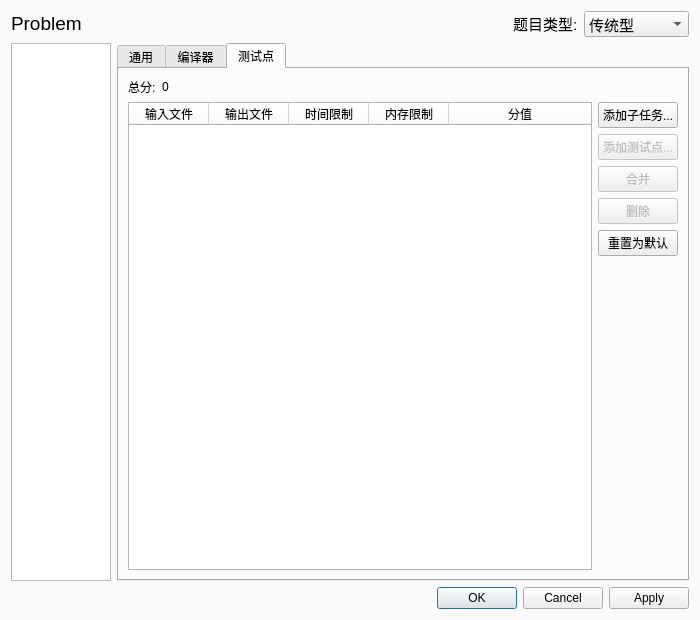
The window that src/forms/advancedconfiguredialog.ui (sxyzccr/CCR-Plus) describes before a commit, drawn with Qt 5.
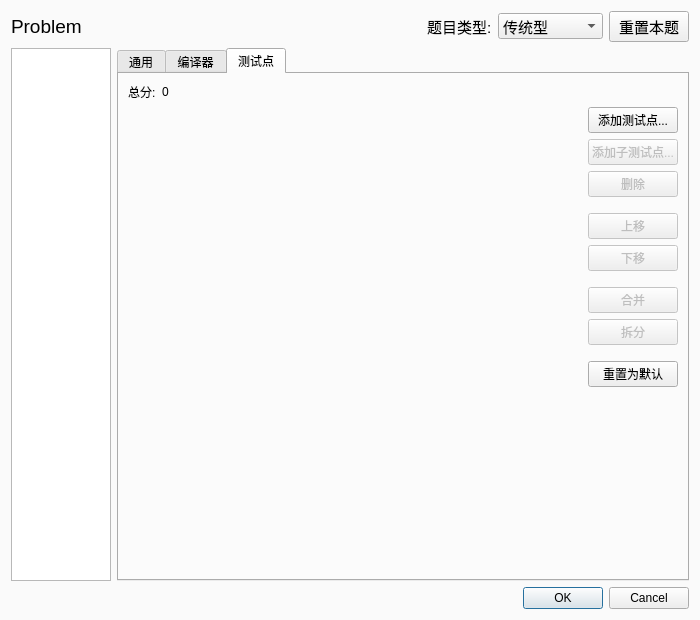
The same window after the commit. The open tabs and pages were chosen to show the change.

Commit message: Implement merge and split TestCases

```diff
--- a/src/forms/advancedconfiguredialog.ui
+++ b/src/forms/advancedconfiguredialog.ui
@@ -26,67 +26,6 @@
 }</string>
   </property>
   <layout class="QGridLayout" name="gridLayout">
-   <item row="0" column="0" colspan="2">
-    <widget class="QLabel" name="label_problem">
-     <property name="sizePolicy">
-      <sizepolicy hsizetype="Preferred" vsizetype="Fixed">
-       <horstretch>0</horstretch>
-       <verstretch>0</verstretch>
-      </sizepolicy>
-     </property>
-     <property name="font">
-      <font>
-       <pointsize>14</pointsize>
-      </font>
-     </property>
-     <property name="text">
-      <string>Problem</string>
-     </property>
-    </widget>
-   </item>
-   <item row="0" column="3">
-    <widget class="QComboBox" name="comboBox_type">
-     <property name="sizePolicy">
-      <sizepolicy hsizetype="Fixed" vsizetype="Fixed">
-       <horstretch>0</horstretch>
-       <verstretch>0</verstretch>
-      </sizepolicy>
-     </property>
-     <property name="font">
-      <font>
-       <pointsize>11</pointsize>
-      </font>
-     </property>
-     <item>
-      <property name="text">
-       <string>传统型</string>
-      </property>
-     </item>
-     <item>
-      <property name="text">
-       <string>提交答案型</string>
-      </property>
-     </item>
-    </widget>
-   </item>
-   <item row="0" column="2">
-    <widget class="QLabel" name="label_0">
-     <property name="sizePolicy">
-      <sizepolicy hsizetype="Fixed" vsizetype="Fixed">
-       <horstretch>0</horstretch>
-       <verstretch>0</verstretch>
-      </sizepolicy>
-     </property>
-     <property name="font">
-      <font>
-       <pointsize>11</pointsize>
-      </font>
-     </property>
-     <property name="text">
-      <string>题目类型:</string>
-     </property>
-    </widget>
-   </item>
    <item row="1" column="0">
     <widget class="QListWidget" name="listWidget">
      <property name="sizePolicy">
@@ -123,14 +62,87 @@
      </property>
     </widget>
    </item>
-   <item row="2" column="0" colspan="4">
+   <item row="2" column="0" colspan="8">
     <widget class="QDialogButtonBox" name="buttonBox">
      <property name="standardButtons">
-      <set>QDialogButtonBox::Apply|QDialogButtonBox::Cancel|QDialogButtonBox::Ok</set>
+      <set>QDialogButtonBox::Cancel|QDialogButtonBox::Ok</set>
      </property>
     </widget>
    </item>
-   <item row="1" column="1" colspan="3">
+   <item row="0" column="5">
+    <widget class="QLabel" name="label_0">
+     <property name="sizePolicy">
+      <sizepolicy hsizetype="Fixed" vsizetype="Preferred">
+       <horstretch>0</horstretch>
+       <verstretch>0</verstretch>
+      </sizepolicy>
+     </property>
+     <property name="font">
+      <font>
+       <pointsize>11</pointsize>
+      </font>
+     </property>
+     <property name="text">
+      <string>题目类型:</string>
+     </property>
+    </widget>
+   </item>
+   <item row="0" column="7">
+    <widget class="QPushButton" name="pushButton">
+     <property name="sizePolicy">
+      <sizepolicy hsizetype="Fixed" vsizetype="Fixed">
+       <horstretch>0</horstretch>
+       <verstretch>0</verstretch>
+      </sizepolicy>
+     </property>
+     <property name="font">
+      <font>
+       <pointsize>11</pointsize>
+      </font>
+     </property>
+     <property name="text">
+      <string>重置本题</string>
+     </property>
+    </widget>
+   </item>
+   <item row="0" column="6">
+    <widget class="QComboBox" name="comboBox_type">
+     <property name="sizePolicy">
+      <sizepolicy hsizetype="Fixed" vsizetype="Fixed">
+       <horstretch>0</horstretch>
+       <verstretch>0</verstretch>
+      </sizepolicy>
+     </property>
+     <property name="font">
+      <font>
+       <pointsize>11</pointsize>
+      </font>
+     </property>
+     <item>
+      <property name="text">
+       <string>传统型</string>
+      </property>
+     </item>
+     <item>
+      <property name="text">
+       <string>提交答案型</string>
+      </property>
+     </item>
+    </widget>
+   </item>
+   <item row="0" column="0" colspan="5">
+    <widget class="QLabel" name="label_problem">
+     <property name="font">
+      <font>
+       <pointsize>14</pointsize>
+      </font>
+     </property>
+     <property name="text">
+      <string>Problem</string>
+     </property>
+    </widget>
+   </item>
+   <item row="1" column="1" colspan="7">
     <widget class="QTabWidget" name="tabWidget">
      <property name="minimumSize">
       <size>
@@ -535,154 +547,80 @@
       <attribute name="title">
        <string>测试点</string>
       </attribute>
-      <layout class="QGridLayout" name="gridLayout_2">
-       <item row="5" column="6">
+      <layout class="QGridLayout" name="gridLayout_testCase">
+       <item row="11" column="2">
         <widget class="QPushButton" name="pushButton_resetTestCase">
-         <property name="sizePolicy">
-          <sizepolicy hsizetype="Fixed" vsizetype="Fixed">
-           <horstretch>0</horstretch>
-           <verstretch>0</verstretch>
-          </sizepolicy>
-         </property>
          <property name="text">
           <string>重置为默认</string>
          </property>
         </widget>
        </item>
-       <item row="1" column="4" rowspan="8" colspan="2">
-        <widget class="QTableWidget" name="tableWidget_testCase">
-         <property name="styleSheet">
-          <string notr="true">QHeaderView
-{
-background:#FFFFFF;
-}</string>
+       <item row="9" column="2">
+        <widget class="QPushButton" name="pushButton_split">
+         <property name="enabled">
+          <bool>false</bool>
          </property>
-         <property name="editTriggers">
-          <set>QAbstractItemView::NoEditTriggers</set>
+         <property name="text">
+          <string>拆分</string>
          </property>
-         <property name="alternatingRowColors">
-          <bool>true</bool>
+        </widget>
+       </item>
+       <item row="3" column="2">
+        <widget class="QPushButton" name="pushButton_removeTestCase">
+         <property name="enabled">
+          <bool>false</bool>
          </property>
-         <property name="selectionMode">
-          <enum>QAbstractItemView::ContiguousSelection</enum>
+         <property name="text">
+          <string>删除</string>
          </property>
-         <property name="selectionBehavior">
-          <enum>QAbstractItemView::SelectRows</enum>
+        </widget>
+       </item>
+       <item row="1" column="0" rowspan="12" colspan="2">
+        <widget class="QWidget" name="widget_empty" native="true"/>
+       </item>
+       <item row="10" column="2">
+        <spacer name="verticalSpacer_5">
+         <property name="orientation">
+          <enum>Qt::Vertical</enum>
          </property>
-         <property name="horizontalScrollMode">
-          <enum>QAbstractItemView::ScrollPerPixel</enum>
+         <property name="sizeType">
+          <enum>QSizePolicy::Fixed</enum>
          </property>
-         <attribute name="horizontalHeaderDefaultSectionSize">
-          <number>80</number>
-         </attribute>
-         <attribute name="horizontalHeaderHighlightSections">
-          <bool>false</bool>
-         </attribute>
-         <attribute name="horizontalHeaderMinimumSectionSize">
-          <number>80</number>
-         </attribute>
-         <attribute name="horizontalHeaderStretchLastSection">
-          <bool>true</bool>
-         </attribute>
-         <attribute name="verticalHeaderDefaultSectionSize">
-          <number>22</number>
-         </attribute>
-         <attribute name="verticalHeaderHighlightSections">
-          <bool>false</bool>
-         </attribute>
-         <attribute name="verticalHeaderMinimumSectionSize">
-          <number>22</number>
-         </attribute>
-         <column>
-          <property name="text">
-           <string>输入文件</string>
-          </property>
-         </column>
-         <column>
-          <property name="text">
-           <string>输出文件</string>
-          </property>
-         </column>
-         <column>
-          <property name="text">
-           <string>时间限制</string>
-          </property>
-         </column>
-         <column>
-          <property name="text">
-           <string>内存限制</string>
-          </property>
-         </column>
-         <column>
-          <property name="text">
-           <string>分值</string>
-          </property>
-         </column>
-        </widget>
+         <property name="sizeHint" stdset="0">
+          <size>
+           <width>20</width>
+           <height>10</height>
+          </size>
+         </property>
+        </spacer>
        </item>
-       <item row="6" column="6" rowspan="3">
-        <spacer name="verticalSpacer_3">
+       <item row="7" column="2">
+        <spacer name="verticalSpacer_4">
          <property name="orientation">
           <enum>Qt::Vertical</enum>
          </property>
+         <property name="sizeType">
+          <enum>QSizePolicy::Fixed</enum>
+         </property>
          <property name="sizeHint" stdset="0">
           <size>
            <width>20</width>
-           <height>284</height>
+           <height>10</height>
           </size>
          </property>
         </spacer>
        </item>
-       <item row="0" column="4">
+       <item row="0" column="0">
         <widget class="QLabel" name="label_31">
          <property name="text">
           <string>总分:</string>
          </property>
         </widget>
        </item>
-       <item row="2" column="6">
-        <widget class="QPushButton" name="pushButton_addTestCase">
-         <property name="enabled">
-          <bool>false</bool>
-         </property>
-         <property name="text">
-          <string>添加测试点...</string>
-         </property>
-        </widget>
-       </item>
-       <item row="4" column="6">
-        <widget class="QPushButton" name="pushButton_removeTestCase">
-         <property name="enabled">
-          <bool>false</bool>
-         </property>
-         <property name="sizePolicy">
-          <sizepolicy hsizetype="Fixed" vsizetype="Fixed">
-           <horstretch>0</horstretch>
-           <verstretch>0</verstretch>
-          </sizepolicy>
-         </property>
-         <property name="text">
-          <string>删除</string>
-         </property>
-        </widget>
-       </item>
-       <item row="1" column="6">
-        <widget class="QPushButton" name="pushButton_addSubtask">
-         <property name="sizePolicy">
-          <sizepolicy hsizetype="Fixed" vsizetype="Fixed">
-           <horstretch>0</horstretch>
-           <verstretch>0</verstretch>
-          </sizepolicy>
-         </property>
-         <property name="text">
-          <string>添加子任务...</string>
-         </property>
-        </widget>
-       </item>
-       <item row="0" column="5">
+       <item row="0" column="1">
         <widget class="QLabel" name="label_score">
          <property name="sizePolicy">
-          <sizepolicy hsizetype="Expanding" vsizetype="Fixed">
+          <sizepolicy hsizetype="Expanding" vsizetype="Preferred">
            <horstretch>0</horstretch>
            <verstretch>0</verstretch>
           </sizepolicy>
@@ -692,7 +630,53 @@
          </property>
         </widget>
        </item>
-       <item row="3" column="6">
+       <item row="4" column="2">
+        <spacer name="verticalSpacer_3">
+         <property name="orientation">
+          <enum>Qt::Vertical</enum>
+         </property>
+         <property name="sizeType">
+          <enum>QSizePolicy::Fixed</enum>
+         </property>
+         <property name="sizeHint" stdset="0">
+          <size>
+           <width>20</width>
+           <height>10</height>
+          </size>
+         </property>
+        </spacer>
+       </item>
+       <item row="5" column="2">
+        <widget class="QPushButton" name="pushButton_up">
+         <property name="enabled">
+          <bool>false</bool>
+         </property>
+         <property name="text">
+          <string>上移</string>
+         </property>
+        </widget>
+       </item>
+       <item row="6" column="2">
+        <widget class="QPushButton" name="pushButton_down">
+         <property name="enabled">
+          <bool>false</bool>
+         </property>
+         <property name="text">
+          <string>下移</string>
+         </property>
+        </widget>
+       </item>
+       <item row="2" column="2">
+        <widget class="QPushButton" name="pushButton_addSubTestCase">
+         <property name="enabled">
+          <bool>false</bool>
+         </property>
+         <property name="text">
+          <string>添加子测试点...</string>
+         </property>
+        </widget>
+       </item>
+       <item row="8" column="2">
         <widget class="QPushButton" name="pushButton_merge">
          <property name="enabled">
           <bool>false</bool>
@@ -702,6 +686,26 @@
          </property>
         </widget>
        </item>
+       <item row="1" column="2">
+        <widget class="QPushButton" name="pushButton_addTestCase">
+         <property name="text">
+          <string>添加测试点...</string>
+         </property>
+        </widget>
+       </item>
+       <item row="12" column="2">
+        <spacer name="verticalSpacer_6">
+         <property name="orientation">
+          <enum>Qt::Vertical</enum>
+         </property>
+         <property name="sizeHint" stdset="0">
+          <size>
+           <width>20</width>
+           <height>284</height>
+          </size>
+         </property>
+        </spacer>
+       </item>
       </layout>
      </widget>
     </widget>
```
Left out of the diff: 53 changed lines with no effect on the pictures. The commit also changes 10 other files.
